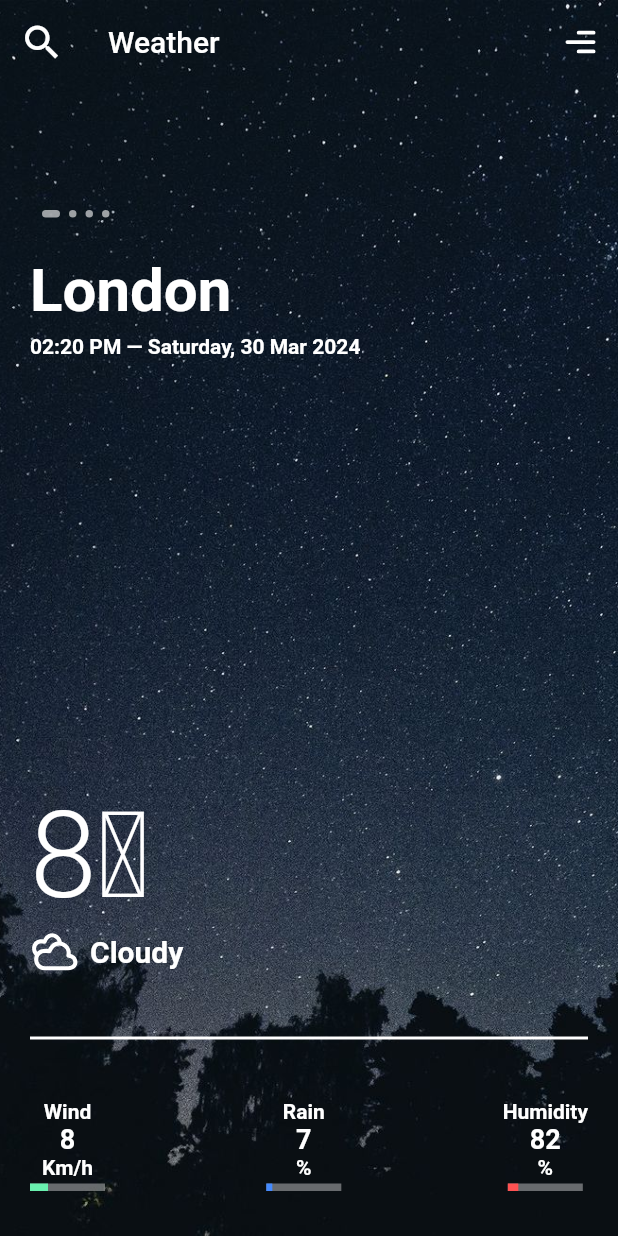
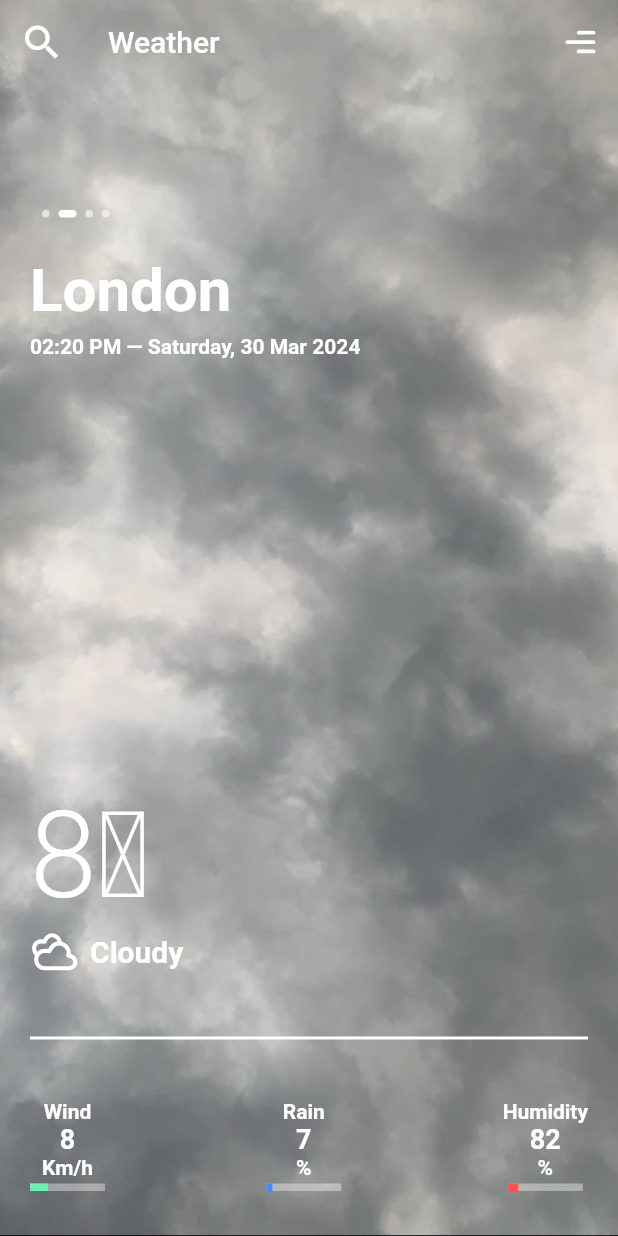
Before and after one commit to hirakjyoti08/WeatherApp, a Flutter app: the screen it shows after launch, swiped to page 2, on a phone screen of 412 x 824 dp. Run offline on Flutter 3.47's test engine with Material 2 defaults, Android fonts, the phone set to English and light mode, and no system bars; our stand-ins replace flutter_svg, google_fonts.

Commit message:
added slider feature and background changes

```diff
--- a/lib/screens/weather_app.dart
+++ b/lib/screens/weather_app.dart
@@ -5,12 +5,36 @@ import 'package:google_fonts/google_fonts.dart';
 import 'package:weather_app/model/weather_locations.dart';
 import 'package:weather_app/widget/single_weather.dart';
 import 'package:weather_app/model/weather_locations.dart';
+import 'package:weather_app/widget/slider_dot.dart';
 
-class WeatherApp extends StatelessWidget {
+class WeatherApp extends StatefulWidget {
+  @override
+  State<WeatherApp> createState() => _WeatherAppState();
+}
+
+class _WeatherAppState extends State<WeatherApp> {
+  int _currentPage = 0;
+  String bgImg;
+
+  _onPageChanged(int index) {
+    setState(() {
+      _currentPage = index;
+    });
+  }
+
   //const WeatherApp({super.key});
-
   @override
   Widget build(BuildContext context) {
+    if (locationList[_currentPage].weatherType == 'Sunny') {
+      bgImg = 'assets/sunny.jpg';
+    } else if (locationList[_currentPage].weatherType == 'Night') {
+      bgImg = 'assets/night.jpg';
+    } else if (locationList[_currentPage].weatherType == 'Rainy') {
+      bgImg = 'assets/rainy.jpg';
+    } else if (locationList[_currentPage].weatherType == 'Cloudy') {
+      bgImg = 'assets/cloudy.jpg';
+    }
+
     return Scaffold(
       extendBodyBehindAppBar: true,
       appBar: AppBar(
@@ -45,7 +69,7 @@ class WeatherApp extends StatelessWidget {
           child: Stack(
             children: [
               Image.asset(
-                'assets/night.jpg',
+                bgImg,
                 fit: BoxFit.cover,
                 height: double.infinity,
                 width: double.infinity,
@@ -57,55 +81,17 @@ class WeatherApp extends StatelessWidget {
                 margin: EdgeInsets.only(top: 140, left: 25),
                 child: Row(
                   children: [
-                    Container(
-                      margin: EdgeInsets.symmetric(horizontal: 3),
-                      width: 12,
-                      height: 5,
-                      decoration: BoxDecoration(
-                        color: Colors.white60,
-                        borderRadius: BorderRadius.all(
-                          Radius.circular(5),
-                        ),
-                      ),
-                    ),
-                    Container(
-                      margin: EdgeInsets.symmetric(horizontal: 3),
-                      width: 5,
-                      height: 5,
-                      decoration: BoxDecoration(
-                        color: Colors.white60,
-                        borderRadius: BorderRadius.all(
-                          Radius.circular(5),
-                        ),
-                      ),
-                    ),
-                    Container(
-                      margin: EdgeInsets.symmetric(horizontal: 3),
-                      width: 5,
-                      height: 5,
-                      decoration: BoxDecoration(
-                        color: Colors.white60,
-                        borderRadius: BorderRadius.all(
-                          Radius.circular(5),
-                        ),
-                      ),
-                    ),
-                    Container(
-                      margin: EdgeInsets.symmetric(horizontal: 3),
-                      width: 5,
-                      height: 5,
-                      decoration: BoxDecoration(
-                        color: Colors.white60,
-                        borderRadius: BorderRadius.all(
-                          Radius.circular(5),
-                        ),
-                      ),
-                    ),
+                    for (int i = 0; i < locationList.length; i++)
+                      if (i == _currentPage)
+                        SliderDot(true)
+                      else
+                        SliderDot(false)
                   ],
                 ),
               ),
               PageView.builder(
                 scrollDirection: Axis.horizontal,
+                onPageChanged: _onPageChanged,
                 itemCount: locationList.length,
                 itemBuilder: (ctx, i) => SingleWeather(i),
               ),
--- /dev/null
+++ b/lib/widget/slider_dot.dart
@@ -0,0 +1,26 @@
+import 'package:flutter/material.dart';
+import 'package:flutter/src/foundation/key.dart';
+import 'package:flutter/src/widgets/framework.dart';
+import 'package:flutter/src/widgets/placeholder.dart';
+
+class SliderDot extends StatelessWidget {
+  //const SliderDot({Key key}) : super(key: key);
+  bool isActive;
+  SliderDot(this.isActive);
+
+  @override
+  Widget build(BuildContext context) {
+    return AnimatedContainer(
+      duration: Duration(milliseconds: 150),
+      margin: EdgeInsets.symmetric(horizontal: 3),
+      width: isActive ? 12 : 5,
+      height: 5,
+      decoration: BoxDecoration(
+        color: isActive ? Colors.white : Colors.white60,
+        borderRadius: BorderRadius.all(
+          Radius.circular(5),
+        ),
+      ),
+    );
+  }
+}
```
